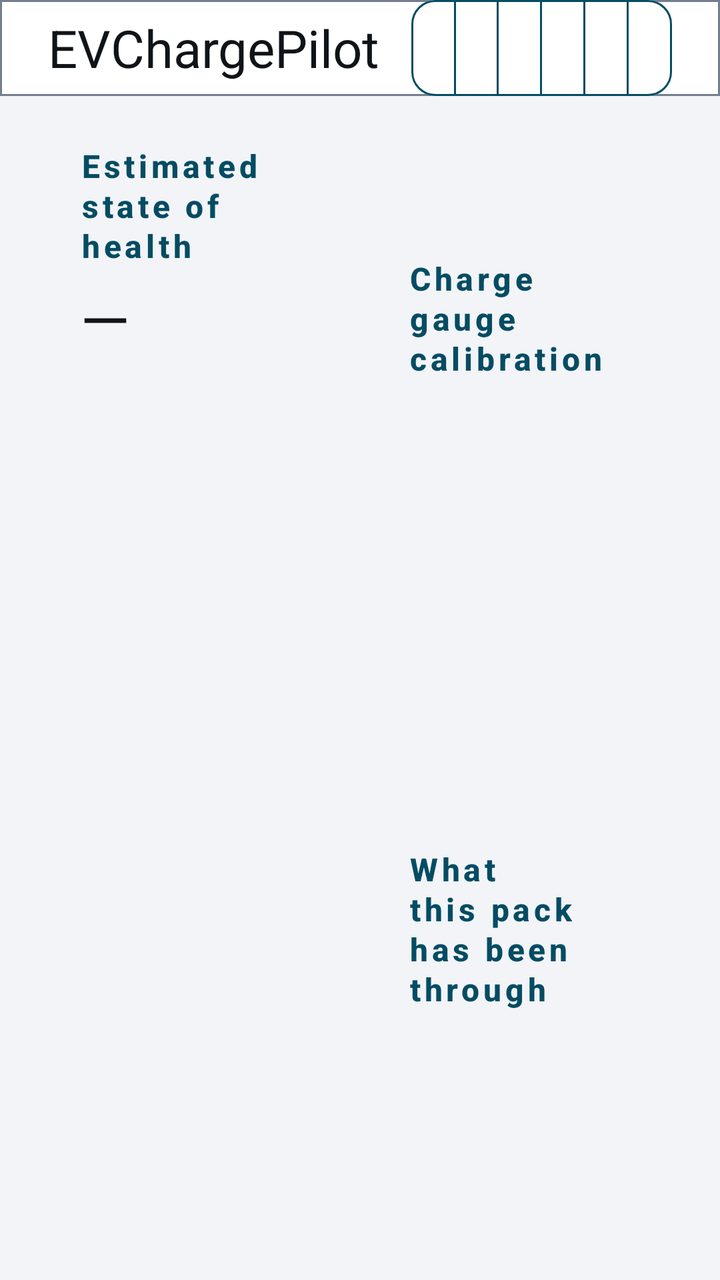
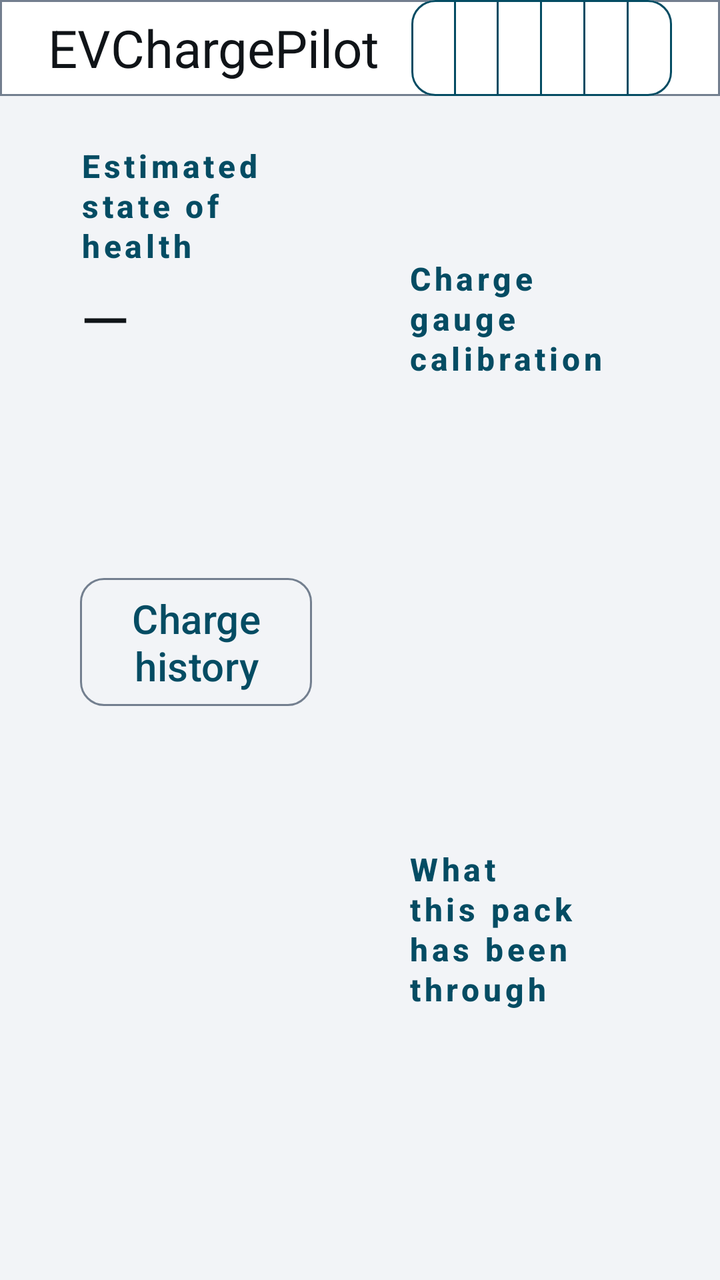

An Android layout rendered at two revisions. The XML below is the earlier revision; the diff shows what the commit changed to produce the second picture.
<!-- AndroidManifest.xml: application theme Theme.EVChargePilot -->
<!-- res/layout/activity_battery_health.xml -->
<?xml version="1.0" encoding="utf-8"?>
<LinearLayout xmlns:android="http://schemas.android.com/apk/res/android"
    android:layout_width="match_parent"
    android:layout_height="match_parent"
    android:orientation="vertical">

    <LinearLayout
        android:layout_width="match_parent"
        android:layout_height="@dimen/chargepilot_bar_height"
        android:background="@drawable/bg_topbar"
        android:gravity="center_vertical"
        android:orientation="horizontal"
        android:paddingStart="@dimen/spacing_lg"
        android:paddingEnd="@dimen/spacing_lg">

        <include
            layout="@layout/view_primary_navigation"
            android:layout_width="0dp"
            android:layout_height="match_parent"
            android:layout_weight="1" />
    </LinearLayout>

    <LinearLayout
        android:layout_width="match_parent"
        android:layout_height="0dp"
        android:layout_weight="1"
        android:baselineAligned="false"
        android:orientation="horizontal"
        android:paddingStart="@dimen/spacing_lg"
        android:paddingTop="@dimen/chargepilot_bar_gap"
        android:paddingEnd="@dimen/spacing_lg"
        android:paddingBottom="@dimen/spacing_lg">

        <LinearLayout
            style="@style/Widget.EV.Readout"
            android:layout_width="0dp"
            android:layout_height="match_parent"
            android:layout_weight="1"
            android:orientation="vertical"
            android:padding="@dimen/spacing_md">

            <TextView
                style="@style/Text.EV.ReadoutLabel"
                android:text="@string/battery_health_state_of_health" />

            
            <TextView
                android:id="@+id/healthValue"
                android:layout_width="match_parent"
                android:layout_height="wrap_content"
                android:layout_marginTop="@dimen/spacing_xs"
                android:fontFeatureSettings="tnum"
                android:text="@string/value_unavailable"
                android:textAppearance="@style/Text.EV.Display" />

            <TextView
                android:id="@+id/healthTrend"
                android:layout_width="match_parent"
                android:layout_height="wrap_content"
                android:layout_marginTop="@dimen/spacing_sm"
                android:textAppearance="@style/Text.EV.Body" />

            <TextView
                android:id="@+id/healthEvidence"
                android:layout_width="match_parent"
                android:layout_height="wrap_content"
                android:layout_marginTop="@dimen/spacing_sm"
                android:textAppearance="@style/Text.EV.Secondary" />

            
            <TextView
                android:id="@+id/chargeFacts"
                android:layout_width="match_parent"
                android:layout_height="wrap_content"
                android:layout_marginTop="@dimen/spacing_sm"
                android:textAppearance="@style/Text.EV.Secondary" />

            <Space
                android:layout_width="match_parent"
                android:layout_height="0dp"
                android:layout_weight="1" />

            <TextView
                android:id="@+id/applyStatus"
                android:layout_width="match_parent"
                android:layout_height="wrap_content"
                android:layout_marginBottom="@dimen/spacing_sm"
                android:textAppearance="@style/Text.EV.Secondary" />

            <com.google.android.material.button.MaterialButton
                android:id="@+id/applyAction"
                style="@style/Widget.EV.Button.Outlined"
                android:layout_width="match_parent"
                android:layout_height="@dimen/touch_target"
                android:text="@string/battery_health_apply"
                android:visibility="gone" />
        </LinearLayout>

        <LinearLayout
            android:layout_width="0dp"
            android:layout_height="match_parent"
            android:layout_marginStart="@dimen/spacing_md"
            android:layout_weight="1"
            android:orientation="vertical">

            <LinearLayout
                style="@style/Widget.EV.Readout"
                android:layout_width="match_parent"
                android:layout_height="0dp"
                android:layout_weight="1"
                android:orientation="vertical"
                android:padding="@dimen/spacing_md">

                <TextView
                    style="@style/Text.EV.ReadoutLabel"
                    android:text="@string/battery_health_calibration" />

                <TextView
                    android:id="@+id/calibrationVerdict"
                    android:layout_width="match_parent"
                    android:layout_height="wrap_content"
                    android:layout_marginTop="@dimen/spacing_sm"
                    android:textAppearance="@style/Text.EV.Body" />

                <TextView
                    android:id="@+id/calibrationFacts"
                    android:layout_width="match_parent"
                    android:layout_height="wrap_content"
                    android:layout_marginTop="@dimen/spacing_sm"
                    android:textAppearance="@style/Text.EV.Secondary" />
            </LinearLayout>

            <LinearLayout
                style="@style/Widget.EV.Readout"
                android:layout_width="match_parent"
                android:layout_height="0dp"
                android:layout_marginTop="@dimen/spacing_md"
                android:layout_weight="1"
                android:orientation="vertical"
                android:padding="@dimen/spacing_md">

                <TextView
                    style="@style/Text.EV.ReadoutLabel"
                    android:text="@string/battery_health_exposure" />

                <TextView
                    android:id="@+id/exposureFacts"
                    android:layout_width="match_parent"
                    android:layout_height="wrap_content"
                    android:layout_marginTop="@dimen/spacing_sm"
                    android:textAppearance="@style/Text.EV.Secondary" />
            </LinearLayout>
        </LinearLayout>
    </LinearLayout>
</LinearLayout>
<!-- res/layout/view_primary_navigation.xml (included above) -->
<?xml version="1.0" encoding="utf-8"?>
<LinearLayout
    xmlns:android="http://schemas.android.com/apk/res/android"
    xmlns:app="http://schemas.android.com/apk/res-auto"
    android:layout_width="match_parent"
    android:layout_height="match_parent"
    android:gravity="center_vertical"
    android:orientation="horizontal">

    <TextView
        android:layout_width="wrap_content"
        android:layout_height="wrap_content"
        android:layout_marginEnd="@dimen/spacing_md"
        android:text="@string/app_name"
        android:textAppearance="@style/Text.EV.Title" />

    <com.google.android.material.button.MaterialButtonToggleGroup
        android:id="@+id/primaryNavigation"
        android:layout_width="0dp"
        android:layout_height="match_parent"
        android:layout_weight="1"
        app:selectionRequired="true"
        app:singleSelection="true">

    <com.google.android.material.button.MaterialButton
        android:id="@+id/navEnergy"
        style="@style/Widget.EVChargePilot.NavTab"
        android:layout_width="0dp"
        android:layout_height="match_parent"
        android:layout_weight="1"
        android:text="@string/tab_energy" />

    <com.google.android.material.button.MaterialButton
        android:id="@+id/navArrival"
        style="@style/Widget.EVChargePilot.NavTab"
        android:layout_width="0dp"
        android:layout_height="match_parent"
        android:layout_weight="1"
        android:text="@string/tab_arrival" />

    <com.google.android.material.button.MaterialButton
        android:id="@+id/navTrips"
        style="@style/Widget.EVChargePilot.NavTab"
        android:layout_width="0dp"
        android:layout_height="match_parent"
        android:layout_weight="1"
        android:text="@string/tab_trips" />

    <com.google.android.material.button.MaterialButton
        android:id="@+id/navBattery"
        style="@style/Widget.EVChargePilot.NavTab"
        android:layout_width="0dp"
        android:layout_height="match_parent"
        android:layout_weight="1"
        android:text="@string/tab_battery" />

    <com.google.android.material.button.MaterialButton
        android:id="@+id/navDiagnostics"
        style="@style/Widget.EVChargePilot.NavTab"
        android:layout_width="0dp"
        android:layout_height="match_parent"
        android:layout_weight="1"
        android:text="@string/tab_diagnostics" />

    <com.google.android.material.button.MaterialButton
        android:id="@+id/navSettings"
        style="@style/Widget.EVChargePilot.NavTab"
        android:layout_width="0dp"
        android:layout_height="match_parent"
        android:layout_weight="1"
        android:text="@string/tab_settings" />
    </com.google.android.material.button.MaterialButtonToggleGroup>
</LinearLayout>
<!-- resources referenced by this layout -->
<resources>
  <dimen name="chargepilot_bar_gap">@dimen/spacing_sm</dimen>
  <dimen name="chargepilot_bar_height">48dp</dimen>
  <dimen name="spacing_lg">24dp</dimen>
  <dimen name="spacing_md">16dp</dimen>
  <dimen name="spacing_sm">8dp</dimen>
  <dimen name="spacing_xs">4dp</dimen>
  <dimen name="touch_target">72dp</dimen>
  <!-- drawable bg_topbar (drawable) -->
  <?xml version="1.0" encoding="utf-8"?>
  <shape xmlns:android="http://schemas.android.com/apk/res/android" android:shape="rectangle">
      <solid android:color="@color/ev_surface" />
      <stroke android:width="1dp" android:color="@color/ev_outline" />
  </shape>
  <string name="app_name">EVChargePilot</string>
  <string name="battery_health_apply">Use this figure in my vehicle settings</string>
  <string name="battery_health_calibration">Charge gauge calibration</string>
  <string name="battery_health_exposure">What this pack has been through</string>
  <string name="battery_health_state_of_health">Estimated state of health</string>
  <string name="tab_arrival">Arrival</string>
  <string name="tab_battery">Battery</string>
  <string name="tab_diagnostics">Diagnostics</string>
  <string name="tab_energy">Energy</string>
  <string name="tab_settings">Settings</string>
  <string name="tab_trips">Trips</string>
  <string name="value_unavailable" translatable="false">—</string>
  <style name="Text.EV.Body" parent="TextAppearance.Material3.BodyLarge">
          <item name="android:textSize">@dimen/text_body</item>
          <item name="android:textColor">@color/ev_text_primary</item>
      </style>
  <style name="Text.EV.Display" parent="TextAppearance.Material3.HeadlineSmall">
          <item name="android:textSize">@dimen/text_display</item>
          <item name="android:textColor">@color/ev_text_primary</item>
      </style>
  <style name="Text.EV.ReadoutLabel" parent="Text.EV.SectionHeader">
          <item name="android:layout_width">wrap_content</item>
          <item name="android:layout_height">wrap_content</item>
      </style>
  <style name="Text.EV.Secondary" parent="TextAppearance.Material3.BodyMedium">
          <item name="android:textSize">@dimen/text_secondary</item>
          <item name="android:textColor">@color/ev_text_secondary</item>
      </style>
  <style name="Text.EV.Title" parent="TextAppearance.Material3.TitleLarge">
          <item name="android:textSize">@dimen/text_title</item>
          <item name="android:textColor">@color/ev_text_primary</item>
      </style>
  <color name="ev_surface">#FFFFFFFF</color>
  <color name="ev_outline">#FF737F8F</color>
  <dimen name="text_body">20sp</dimen>
  <color name="ev_text_primary">#FF101418</color>
  <dimen name="text_display">32sp</dimen>
  <dimen name="text_secondary">17sp</dimen>
  <color name="ev_text_secondary">#FF414B55</color>
  <dimen name="text_title">26sp</dimen>
  <style name="ShapeAppearanceOverlay.EV.Button" parent="">
          <item name="cornerSize">@dimen/ev_corner</item>
      </style>
  <color name="ev_accent">#FF044C63</color>
  <dimen name="ev_corner">12dp</dimen>
  <color name="ev_on_accent">#FFFFFFFF</color>
  <color name="ev_surface_raised">#FFE4E8ED</color>
  <color name="ev_background">#FFF2F4F7</color>
  <color name="ev_error">#FF8F0F18</color>
  <style name="ThemeOverlay.EVChargePilot.Dialog" parent="ThemeOverlay.EV.Dialog">
          <item name="materialAlertDialogTitleTextStyle">@style/EVChargePilot.Dialog.Title</item>
          <item name="materialAlertDialogBodyTextStyle">@style/EVChargePilot.Dialog.Body</item>
      </style>
  <dimen name="text_label">16sp</dimen>
  <style name="EVChargePilot.Dialog.Title" parent="MaterialAlertDialog.Material3.Title.Text">
          <item name="android:textSize">@dimen/text_title</item>
          <item name="android:textColor">@color/ev_text_primary</item>
      </style>
  <!-- unchanged entries left out for length: 8 -->
</resources>

<!-- the commit's change to res/layout/activity_battery_health.xml (unified diff, before → after) -->
@@ -74,6 +74,14 @@
                 android:layout_height="wrap_content"
                 android:layout_marginTop="@dimen/spacing_sm"
                 android:textAppearance="@style/Text.EV.Secondary" />
+
+            <com.google.android.material.button.MaterialButton
+                android:id="@+id/chargeHistoryAction"
+                style="@style/Widget.EV.Button.Outlined"
+                android:layout_width="wrap_content"
+                android:layout_height="@dimen/touch_target"
+                android:layout_marginTop="@dimen/spacing_sm"
+                android:text="@string/charge_history_open" />
 
             <Space
                 android:layout_width="match_parent"
<!-- resource entries referenced after the edit -->
@@ -18,6 +18,7 @@
   <string name="battery_health_calibration">Charge gauge calibration</string>
   <string name="battery_health_exposure">What this pack has been through</string>
   <string name="battery_health_state_of_health">Estimated state of health</string>
+  <string name="charge_history_open">Charge history</string>
   <string name="tab_arrival">Arrival</string>
   <string name="tab_battery">Battery</string>
   <string name="tab_diagnostics">Diagnostics</string>
